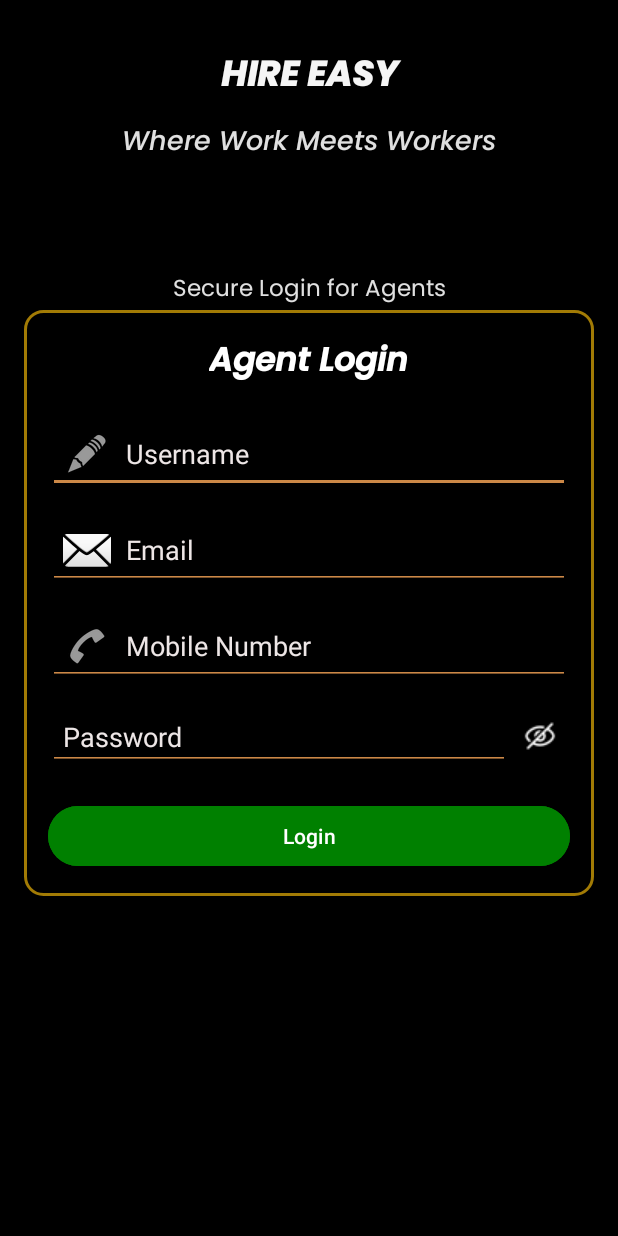
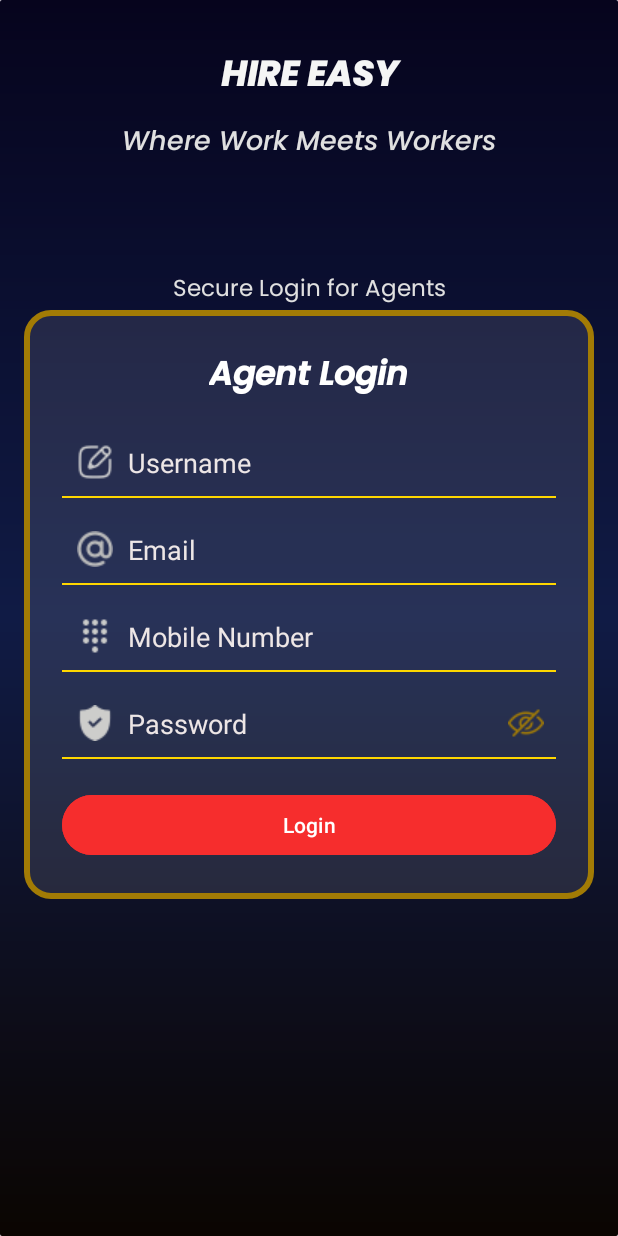
Before and after one commit to SchoolManagement-io/HireEasy, an Android app: the layout agent_login_main.xml on its own in the app's theme, with its tools: preview values and no code run, on a phone screen of 412 x 824 dp. Run offline under Robolectric (Android 15) with nearby library versions, the phone set to English and light mode, and no system bars.

Commit message:
Agent Login

```diff
--- a/app/src/main/java/com/allenhouse/hireeasy/AdminLoginMain.java
+++ b/app/src/main/java/com/allenhouse/hireeasy/AdminLoginMain.java
@@ -28,6 +28,7 @@ public class AdminLoginMain extends AppCompatActivity {  // <-- FIXED HERE
         passwordEditText = findViewById(R.id.password);
         togglePass = findViewById(R.id.togglePass);
         loginButton = findViewById(R.id.loginButton);
+        int[] eye = {R.drawable.eye, R.drawable.eye_slash};
 
         // Toggle password visibility
         togglePass.setOnClickListener(new View.OnClickListener() {
@@ -36,9 +37,11 @@ public class AdminLoginMain extends AppCompatActivity {  // <-- FIXED HERE
                 if (isPasswordVisible) {
                     passwordEditText.setInputType(InputType.TYPE_CLASS_TEXT | InputType.TYPE_TEXT_VARIATION_PASSWORD);
                     isPasswordVisible = false;
+                    togglePass.setImageResource(eye[0]);
                 } else {
                     passwordEditText.setInputType(InputType.TYPE_TEXT_VARIATION_VISIBLE_PASSWORD);
                     isPasswordVisible = true;
+                    togglePass.setImageResource(eye[1]);
                 }
                 passwordEditText.setSelection(passwordEditText.getText().length()); // keep cursor at end
             }
--- a/app/src/main/res/drawable/golden_card_border.xml
+++ b/app/src/main/res/drawable/golden_card_border.xml
@@ -3,15 +3,15 @@
     android:shape="rectangle">
 
     <!-- Black background inside the card -->
-    <solid android:color="#000000" />
+    <solid android:color="#1AFFFFFF" />
 
     <!-- Golden border -->
     <stroke
-        android:width="2dp"
+        android:width="4dp"
         android:color="#A27B05" /> <!-- Classic Gold -->
 
     <!-- Rounded corners to match the design -->
-    <corners android:radius="12dp" />
+    <corners android:radius="16dp" />
 
     <!-- Optional inner padding to avoid text touching the border -->
     <padding
--- /dev/null
+++ b/app/src/main/res/drawable/red_black_gradient.xml
@@ -0,0 +1,9 @@
+<?xml version="1.0" encoding="utf-8"?>
+<shape xmlns:android="http://schemas.android.com/apk/res/android">
+    <gradient
+        android:startColor="#06041D"
+        android:centerColor="#101B45"
+        android:endColor="#0B0501"
+        android:angle="270" />
+    <corners android:radius="1dp" />
+</shape>
--- a/app/src/main/res/layout/agent_login_main.xml
+++ b/app/src/main/res/layout/agent_login_main.xml
@@ -3,7 +3,7 @@
     xmlns:app="http://schemas.android.com/apk/res-auto"
     android:layout_width="match_parent"
     android:layout_height="match_parent"
-    android:background="@color/black_100"
+    android:background="@drawable/red_black_gradient"
     android:fillViewport="true">
 
     <androidx.constraintlayout.widget.ConstraintLayout
@@ -62,7 +62,7 @@
             android:layout_height="wrap_content"
             android:orientation="vertical"
             android:background="@drawable/golden_card_border"
-            android:padding="16dp"
+            android:padding="25dp"
             android:elevation="4dp"
             android:clipToPadding="false"
             app:layout_constraintTop_toBottomOf="@id/secure"
@@ -85,13 +85,18 @@
                 android:layout_width="match_parent"
                 android:layout_height="wrap_content"
                 android:layout_marginTop="16dp"
-                android:backgroundTint="#CC8847"
-                android:drawableStart="@android:drawable/ic_menu_edit"
+                android:background="@null"
+                android:drawableStart="@drawable/pen"
                 android:hint="Username"
                 android:padding="10dp"
                 android:textColor="#F8F8F8"
                 android:drawablePadding="10dp"
                 android:textColorHint="#EDE6E6" />
+
+            <View
+                android:layout_width="match_parent"
+                android:layout_height="1.5dp"
+                android:background="#FFD700"/>
 
             <!-- Email -->
             <EditText
@@ -99,28 +104,34 @@
                 android:layout_width="match_parent"
                 android:layout_height="wrap_content"
                 android:layout_marginTop="12dp"
-                android:backgroundTint="#CC8847"
-                android:drawableStart="@android:drawable/ic_dialog_email"
+                android:background="@null"
+                android:drawableStart="@drawable/mail"
                 android:hint="Email"
                 android:padding="10dp"
                 android:drawablePadding="10dp"
                 android:textColor="#FDFDFD"
                 android:textColorHint="#EDE6E6" />
-
+            <View
+                android:layout_width="match_parent"
+                android:layout_height="1.5dp"
+                android:background="#FFD700"/>
             <!-- Mobile Number -->
             <EditText
                 android:id="@+id/mobileno"
                 android:layout_width="match_parent"
                 android:layout_height="wrap_content"
                 android:layout_marginTop="12dp"
-                android:backgroundTint="#CC8847"
-                android:drawableStart="@android:drawable/ic_menu_call"
+                android:background="@null"
+                android:drawableStart="@drawable/num"
                 android:hint="Mobile Number"
                 android:padding="10dp"
                 android:drawablePadding="10dp"
                 android:textColor="#FDFDFD"
                 android:textColorHint="#EDE6E6" />
-
+            <View
+                android:layout_width="match_parent"
+                android:layout_height="1.5dp"
+                android:background="#FFD700"/>
             <!-- Password with toggle -->
             <LinearLayout
                 android:layout_width="match_parent"
@@ -134,10 +145,12 @@
                     android:layout_width="0dp"
                     android:layout_weight="1"
                     android:layout_height="wrap_content"
-                    android:backgroundTint="#CC8847"
+                    android:background="@null"
                     android:hint="Password"
                     android:inputType="textPassword"
+                    android:drawableStart="@drawable/shield"
                     android:padding="10dp"
+                    android:drawablePadding="10dp"
                     android:textColorHint="#EDE6E6"/>
 
                 <ImageView
@@ -149,7 +162,12 @@
                     android:padding="8dp"
                     android:src="@drawable/eye"
                     android:contentDescription="Toggle Password"/>
+
             </LinearLayout>
+            <View
+                android:layout_width="match_parent"
+                android:layout_height="1.5dp"
+                android:background="#FFD700"/>
 
             <!-- Login Button -->
             <Button
@@ -157,7 +175,7 @@
                 android:layout_width="match_parent"
                 android:layout_height="wrap_content"
                 android:layout_marginTop="20dp"
-                android:backgroundTint="#008000"
+                android:backgroundTint="#F62D2D"
                 android:text="Login"
                 android:textColor="#FFFFFF"/>
         </LinearLayout>
```
Also changed, not shown: app/src/main/res/drawable/eye.png, app/src/main/res/drawable/eye_slash.png (added), app/src/main/res/drawable/mail.png (added), app/src/main/res/drawable/num.png (added), app/src/main/res/drawable/pen.png (added), app/src/main/res/drawable/shield.png (added).
